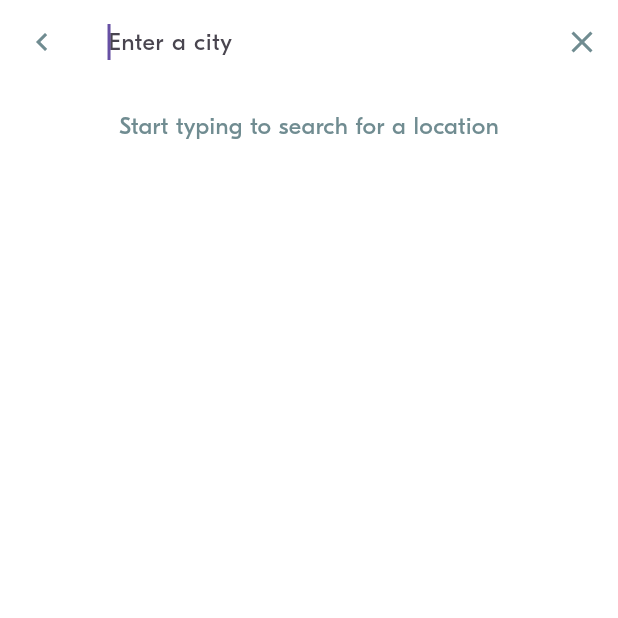
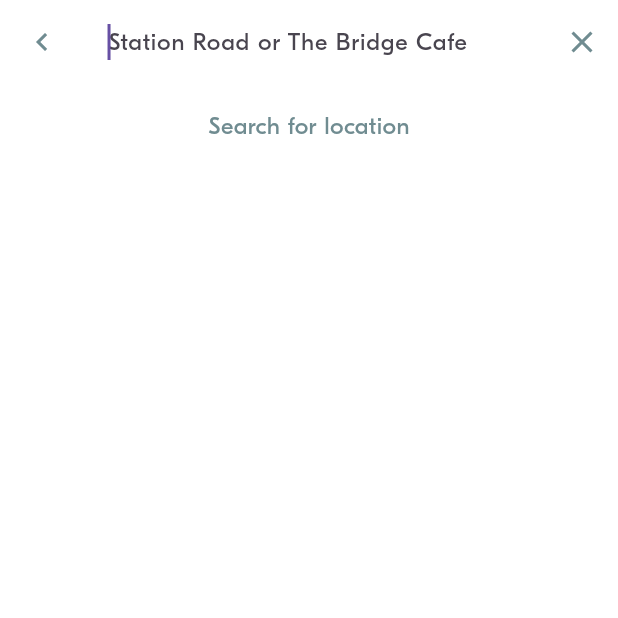
Before and after one commit to Vathana007/Advance_Mobile_Term2, a Flutter app: the LocationSearchScreen screen opened directly, on a phone screen of 412 x 824 dp, the top half of it. Run offline on Flutter 3.47's test engine with Material 3 defaults, Android fonts, the phone set to English and light mode, and no system bars; project files that could hold a hidden picture were left out.

```diff
--- a/lib/screens/location_search_screen.dart
+++ b/lib/screens/location_search_screen.dart
@@ -59,7 +59,7 @@ class _LocationSearchScreenState extends State<LocationSearchScreen> {
         title: TextField(
           controller: _searchController,
           decoration: InputDecoration(
-            hintText: 'Enter a city',
+            hintText: 'Station Road or The Bridge Cafe',
             border: InputBorder.none,
           ),
           style: BlaTextStyles.body.copyWith(color: BlaColors.neutralDark),
@@ -85,7 +85,7 @@ class _LocationSearchScreenState extends State<LocationSearchScreen> {
               child: Padding(
                 padding: const EdgeInsets.all(16.0),
                 child: Text(
-                  'Start typing to search for a location',
+                  'Search for location',
                   style: TextStyle(
                     color: BlaColors.neutralLight,
                     fontSize: 16,
```
